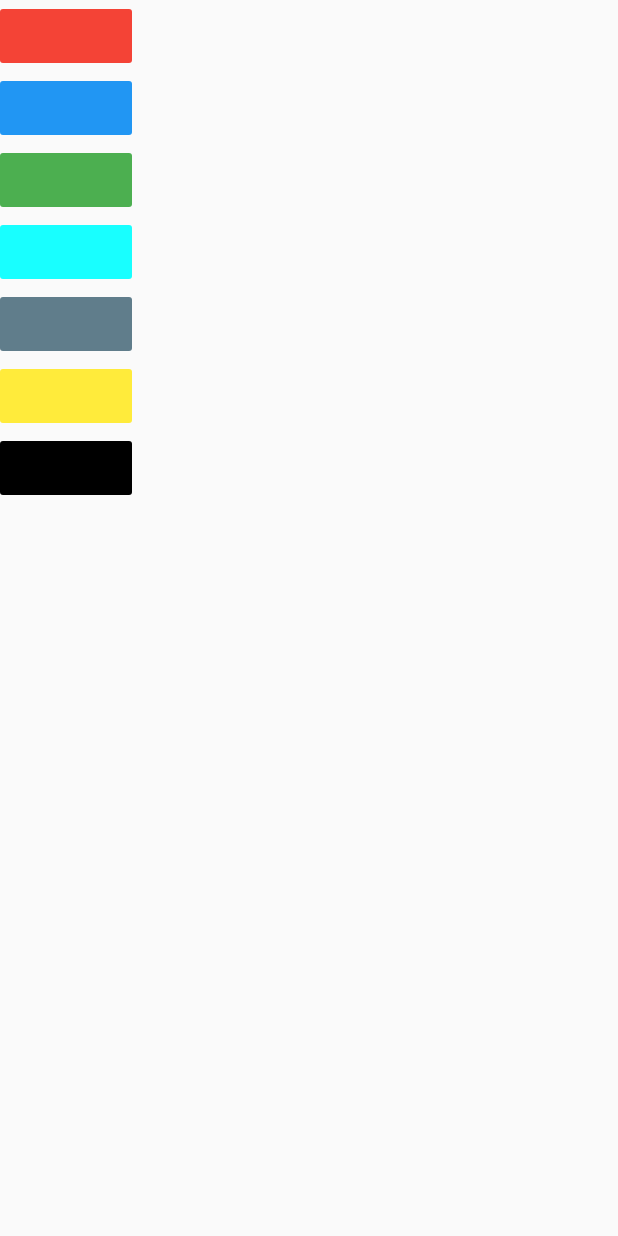
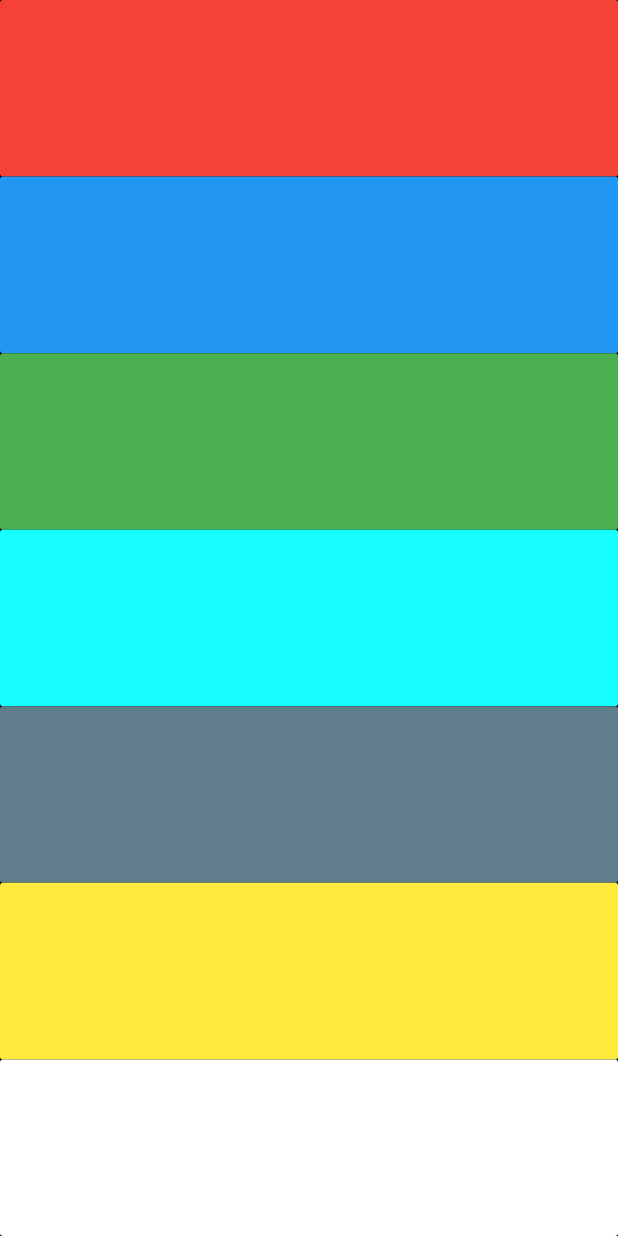
Before and after one commit to anup810/xylophone_flutter, a Flutter app: the screen it shows after launch, on a phone screen of 412 x 824 dp. Run offline on Flutter 3.47's test engine with Material 2 defaults, Android fonts, the phone set to English and light mode, and no system bars; our stand-ins replace audioplayers.

Commit message:
Customize UI

```diff
--- a/lib/main.dart
+++ b/lib/main.dart
@@ -6,61 +6,75 @@ void main() {
 }
 
 class XylophoneApp extends StatelessWidget {
+  void playSound(int soundNumber) {
+    final player = AudioCache();
+    player.play('note$soundNumber.wav');
+  }
+
   @override
   Widget build(BuildContext context) {
     return MaterialApp(
       home: Scaffold(
+        backgroundColor: Colors.black,
         body: SafeArea(
           child: Column(
+            crossAxisAlignment: CrossAxisAlignment.stretch,
             children: [
-              FlatButton(
+              Expanded(
+                child: FlatButton(
                   color: Colors.red,
                   onPressed: () {
-                  final player = AudioCache();
-                  player.play('note1.wav');
+                    playSound(1);
                   },
                 ),
-              FlatButton(
+              ),
+              Expanded(
+                child: FlatButton(
                   color: Colors.blue,
                   onPressed: () {
-                  final player = AudioCache();
-                  player.play('note2.wav');
+                    playSound(2);
                   },
                 ),
-              FlatButton(
+              ),
+              Expanded(
+                child: FlatButton(
                   color: Colors.green,
                   onPressed: () {
-                  final player = AudioCache();
-                  player.play('note3.wav');
+                    playSound(3);
                   },
                 ),
-              FlatButton(
+              ),
+              Expanded(
+                child: FlatButton(
                   color: Colors.cyanAccent,
                   onPressed: () {
-                  final player = AudioCache();
-                  player.play('note4.wav');
+                    playSound(4);
                   },
                 ),
-              FlatButton(
+              ),
+              Expanded(
+                child: FlatButton(
                   color: Colors.blueGrey,
                   onPressed: () {
-                  final player = AudioCache();
-                  player.play('note5.wav');
+                    playSound(5);
                   },
                 ),
-              FlatButton(
+              ),
+              Expanded(
+                child: FlatButton(
                   color: Colors.yellow,
                   onPressed: () {
-                  final player = AudioCache();
-                  player.play('note6.wav');
+                    playSound(6);
                   },
                 ),
-              FlatButton(
-                color: Colors.black,
+              ),
+              Expanded(
+                child: FlatButton(
+                  color: Colors.white,
                   onPressed: () {
-                  final player = AudioCache();
-                  player.play('note7.wav');
+                    playSound(7);
                   },
+                ),
               ),
             ],
           ),
```
Lines whose indentation alone changed are shown as unchanged.
